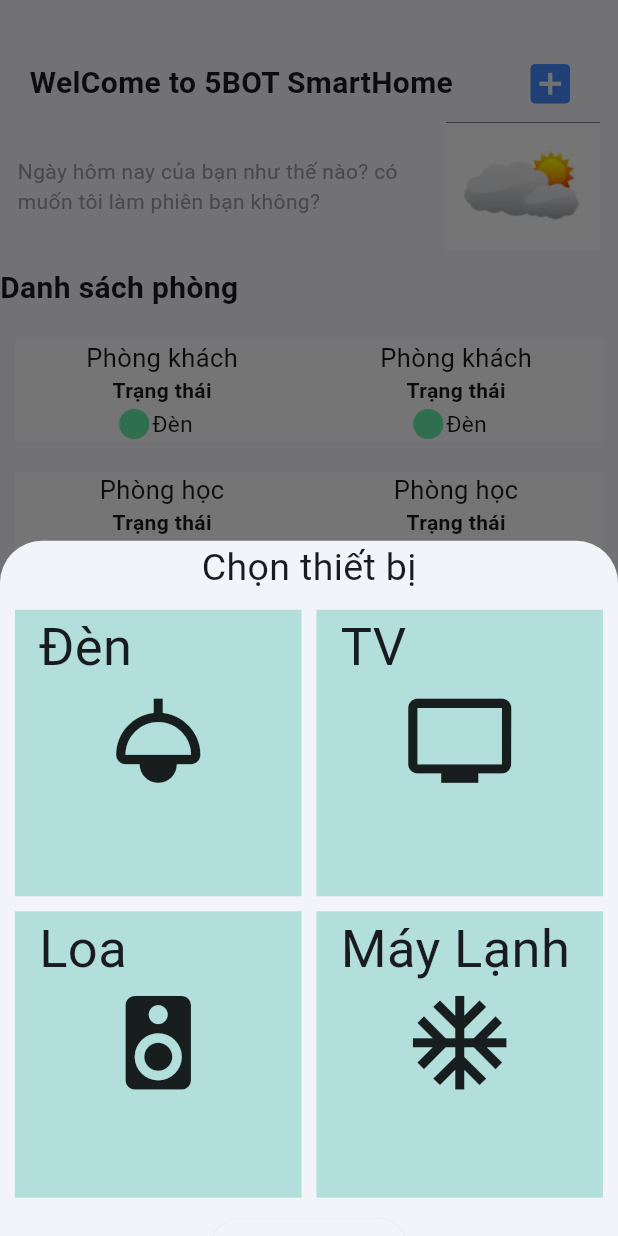
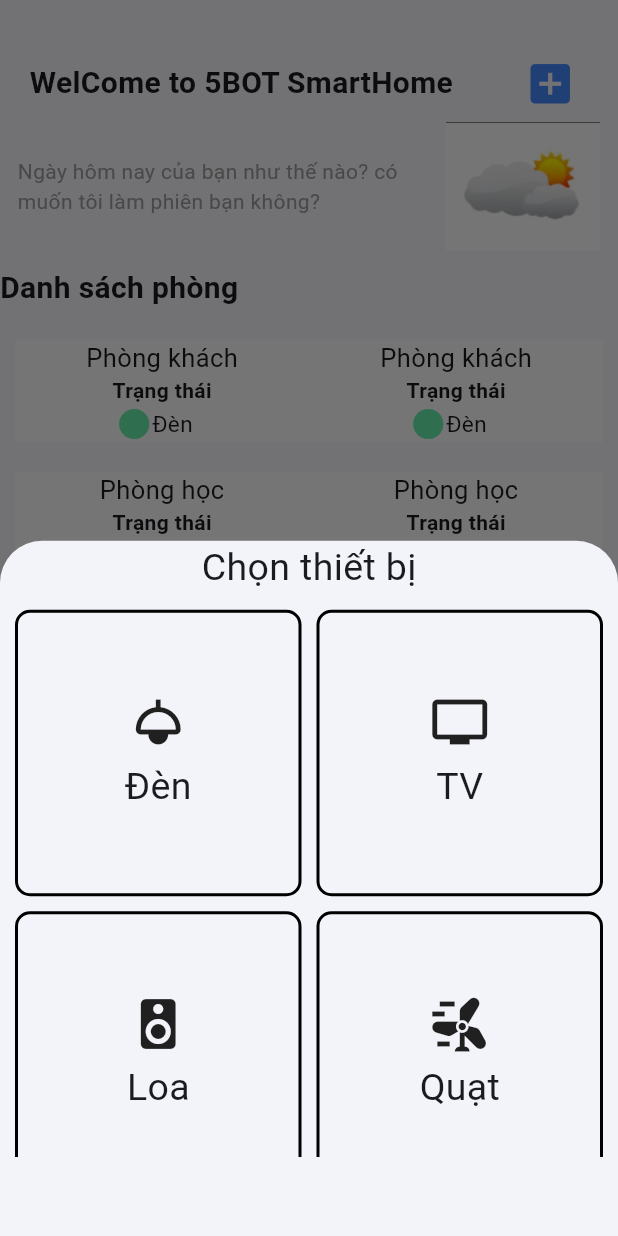
Before and after one commit to LongGiang016/DoanArduino, a Flutter app: the trangchitiet screen opened directly, after a tap on the "add box" icon, on a phone screen of 412 x 824 dp. Run offline on Flutter 3.47's test engine with Material 3 defaults, Android fonts, the phone set to English and light mode, and no system bars.

Commit message:
sua them thiet bi

```diff
--- a/FlutterSmartHomeHC/lib/trangchu/views/trangchu/Rowbanner.dart
+++ b/FlutterSmartHomeHC/lib/trangchu/views/trangchu/Rowbanner.dart
@@ -57,8 +57,7 @@ void showBottomSheet(BuildContext context) {
   showModalBottomSheet(
     context: context,
     builder: (BuildContext context) {
-      return SingleChildScrollView(
-        child: Container(
+      return Container(
         child: Column(
           mainAxisSize: MainAxisSize.max,
           children: [
@@ -67,10 +66,12 @@ void showBottomSheet(BuildContext context) {
               children: [Text("Chọn thiết bị",style: TextStyle(fontSize: 25),)],
             ),
             Column(
+              mainAxisSize: MainAxisSize.min,
               children: [
-
-                  SizedBox(child:
-                    GridView.count(
+                SizedBox(
+                  width: MediaQuery.of(context).size.width,
+                  height: (MediaQuery.of(context).size.height)/2.2,
+                  child:GridView.count(
                     primary: false,
                     padding: const EdgeInsets.all(10),
                     crossAxisSpacing: 10,
@@ -78,83 +79,160 @@ void showBottomSheet(BuildContext context) {
                     shrinkWrap: true,
                     crossAxisCount: 2,
                     children: <Widget>[
-                        Container(
-                          color: Colors.teal[100],
+                      GestureDetector(
+                        onTap: () {
+                          Navigator.of(context).pop();
+                          final snackBar = SnackBar(
+                            content: Text('Đang phát triển'),
+                            action: SnackBarAction(
+                              label: 'Đóng',
+                              onPressed: () {
+                                // Code xử lý khi nhấn vào nút đóng
+                              },
+                            ),
+                          );
+
+                          ScaffoldMessenger.of(context).showSnackBar(snackBar);
+                        },
+                        child: Container(
+                          decoration: BoxDecoration(
+                            border: Border.all(
+                              width: 2,
+                            ),
+                            borderRadius: BorderRadius.circular(10),
+                          ),
                           child: Column(
+                            mainAxisAlignment: MainAxisAlignment.center,
                             children: [
-                              Row(
-                                children: [
-                                  Padding(padding: EdgeInsets.all(8)),
-                                  Text('Đèn',style: TextStyle(fontSize: 35),),
+                              Icon(
+                                Icons.light,
+                                size: 40,
+                              ),
+                              SizedBox(
+                                height: 5,
+                              ),
+                              Text(
+                                "Đèn",
+                                style: TextStyle(fontSize: 25),
+                              ),
                             ],
                           ),
-                              Column(
+                        ),
+                      ),
+
+                      Container(
+                        decoration: BoxDecoration(
+                            border: Border.all(
+                              width: 2,
+                            ),
+                            borderRadius: BorderRadius.circular(10),
+                        ),
+                        child: Column(
                             mainAxisAlignment: MainAxisAlignment.center,
                             children: [
-                                  Icon(Icons.light,size: 75,)
-                                ],
+                              Icon(
+                                Icons.tv,
+                                size: 40,
+                              ),
+                              SizedBox(
+                                height: 5,
+                              ),
+                              Text(
+                                "TV",
+                                style: TextStyle(fontSize: 25),
                               ),
                             ],
                           ),
                       ),
 
                       Container(
-                          color: Colors.teal[100],
+                        decoration: BoxDecoration(
+                            border: Border.all(
+                              width: 2,
+                            ),
+                            borderRadius: BorderRadius.circular(10),
+                        ),
                         child: Column(
-                            children: [
-                              Row(
-                                children: [
-                                  Padding(padding: EdgeInsets.all(8)),
-                                  Text('TV',style: TextStyle(fontSize: 35),),
-                                ],
-                              ),
-                              Column(
                             mainAxisAlignment: MainAxisAlignment.center,
                             children: [
-                                  Icon(Icons.tv,size: 75,)
-                                ],
+                              Icon(
+                                Icons.speaker,
+                                size: 40,
+                              ),
+                              SizedBox(
+                                height: 5,
+                              ),
+                              Text(
+                                "Loa",
+                                style: TextStyle(fontSize: 25),
                               ),
                             ],
                           ),
                       ),
 
                       Container(
-                          color: Colors.teal[100],
+                        decoration: BoxDecoration(
+                            border: Border.all(
+                              width: 2,
+                            ),
+                            borderRadius: BorderRadius.circular(10),
+                        ),
                         child: Column(
+                            mainAxisAlignment: MainAxisAlignment.center,
                             children: [
-                              Row(
-                                children: [
-                                  Padding(padding: EdgeInsets.all(8)),
-                                  Text('Loa',style: TextStyle(fontSize: 35),),
-                                ],
+                              Icon(
+                                Icons.wind_power,
+                                size: 40,
                               ),
-                              Column(
-                                mainAxisAlignment: MainAxisAlignment.spaceBetween,
-                                children: [
-                                  Icon(Icons.speaker,size: 75,)
-                                ],
+                              SizedBox(
+                                height: 5,
+                              ),
+                              Text(
+                                "Quạt",
+                                style: TextStyle(fontSize: 25),
                               ),
                             ],
                           ),
                       ),
 
-                        Container(
-                          color: Colors.teal[100],
+                      GestureDetector(
+                        onTap: () {
+                          Navigator.of(context).pop();
+                          final snackBar = SnackBar(
+                            content: Text('Đang phát triển'),
+                            action: SnackBarAction(
+                              label: 'Đóng',
+                              onPressed: () {
+                                // Code xử lý khi nhấn vào nút đóng
+                              },
+                            ),
+                          );
+
+                          ScaffoldMessenger.of(context).showSnackBar(snackBar);
+                        },
+                        child: Container(
+                          decoration: BoxDecoration(
+                            border: Border.all(
+                              width: 2,
+                            ),
+                            borderRadius: BorderRadius.circular(10),
+                          ),
                           child: Column(
+                            mainAxisAlignment: MainAxisAlignment.center,
                             children: [
-                              Row(
-                                children: [
-                                  Padding(padding: EdgeInsets.all(8)),
-                                  Text('Máy Lạnh',style: TextStyle(fontSize: 35),),
+                              Icon(
+                                Icons.add,
+                                size: 40,
+                              ),
+                              SizedBox(
+                                height: 5,
+                              ),
+                              Text(
+                                "Thêm Thiết Bị",
+                                style: TextStyle(fontSize: 25),
+                              ),
                             ],
                           ),
-                              Column(
-                                mainAxisAlignment: MainAxisAlignment.center,
-                                children: [
-                                  Icon(Icons.ac_unit,size: 75,)
-                                ],
-                              ),
-                            ],
                         ),
                       ),
                     ],
@@ -162,14 +240,7 @@ void showBottomSheet(BuildContext context) {
                 )
               ],
             ),
-              Row(
-                children: [
-                  Padding(padding: EdgeInsets.fromLTRB(70, 0, 70, 0)),
-                  ElevatedButton(onPressed: () {}, child: Text("Thêm thiệt bị"))
-                ],
-              )
-            ],
-          ),
+          ]
         ),
       );
     },
```
Also changed, not shown: FlutterSmartHome/pubspec.lock. Lines whose indentation alone changed are shown as unchanged.
